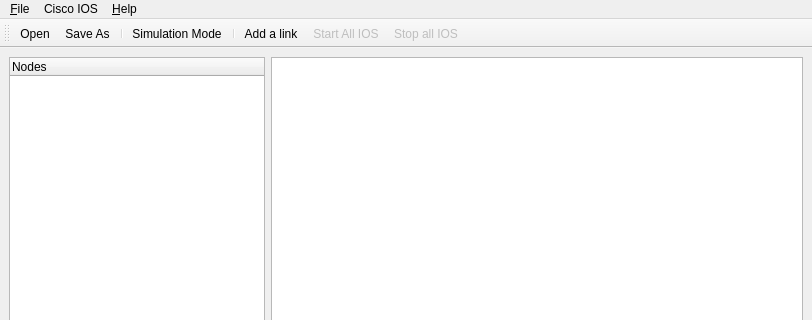
The window that forms/MainWindow.ui (GNS3/gns3-legacy) describes before a commit, drawn with Qt 5; both pictures show x 0 to 812 and y 0 to 320 of the 812 by 561 pixel window.
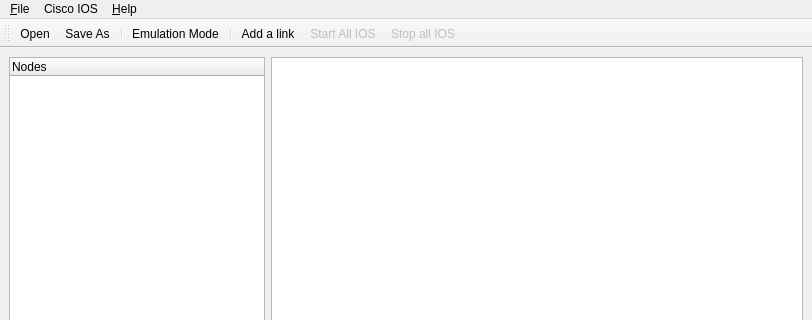
The same window after the commit. Icons and pictures are not drawn. Custom widgets are drawn as their Qt base class.

Commit message:
[*] Change mode names
- Conception Mode -> Design Mode
- Simulation Mode -> Emulation Mode
- Change the status of links when starting a node

```diff
--- a/forms/MainWindow.ui
+++ b/forms/MainWindow.ui
@@ -166,7 +166,7 @@
     <iconset resource="../svg/svg_resources.qrc" >:/icons/view-refresh.svg</iconset>
    </property>
    <property name="text" >
-    <string>Simulation Mode</string>
+    <string>Emulation Mode</string>
    </property>
   </action>
   <action name="action_IOS_images" >
```
Left out of the diff: 5 changed lines with no effect on the pictures. The commit also changes 19 other files.
